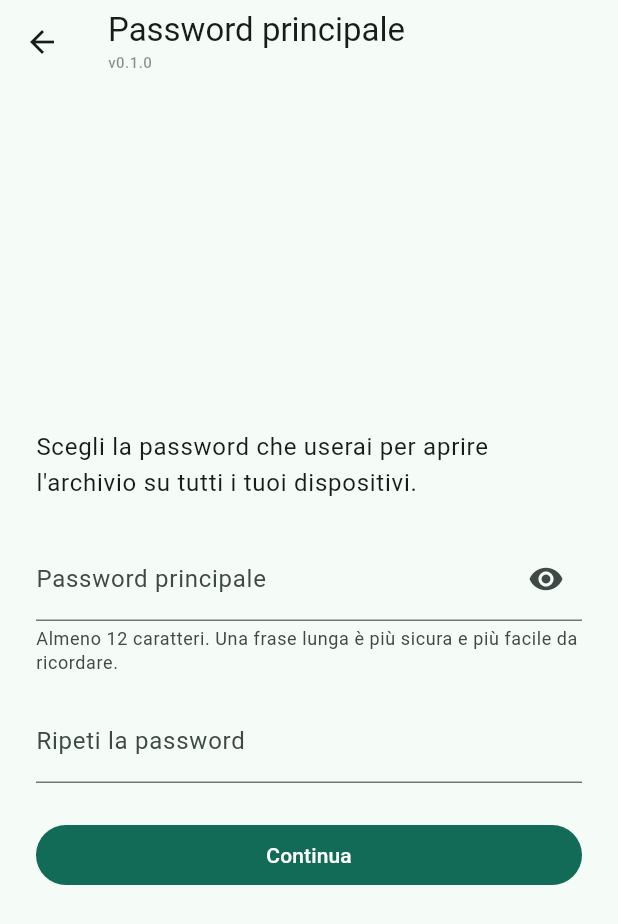
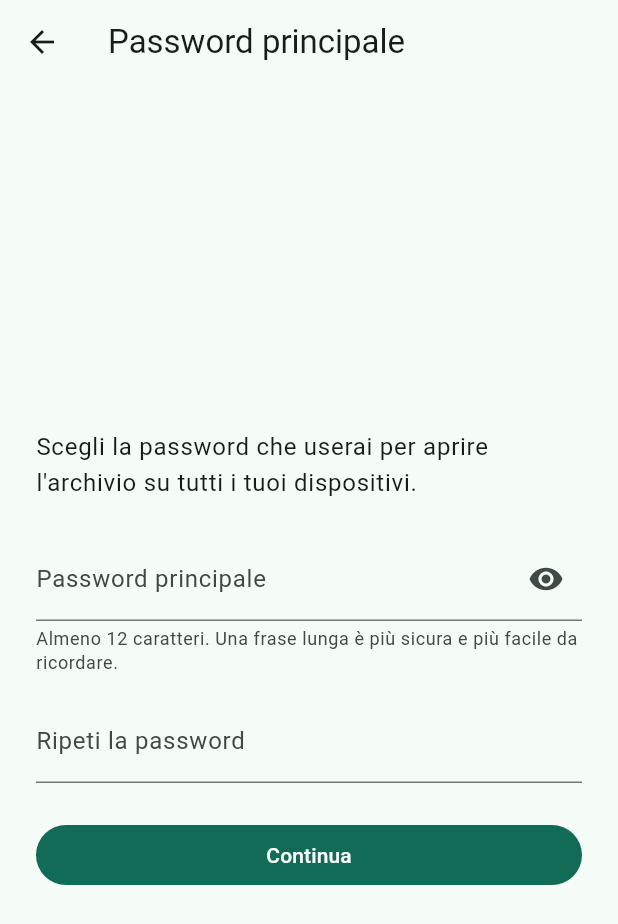
Before and after one commit to akito996/GestionaleFinanziaria, a Flutter app: the screen it shows after launch, after a tap on "Inizia", on a phone screen of 412 x 824 dp. Shown: the top 924 px of the screen. Run offline on Flutter 3.47's test engine with Material 3 defaults, Android fonts, the phone set to English and light mode, and no system bars; our stand-ins replace drift, file_picker, fl_chart, google_sign_in, googleapis_auth, image_picker and 1 more; missing offline and left inert: file_selector, pdfrx_engine, sodium, sqlite3; accounts and stored records are empty; generated files the repository leaves out were written again.

Commit message:
fix: versione solo all'apertura (scelta 4) + Informazioni (scelta 5)
Correzione della scelta: via la versione sotto il titolo (soluzione 2).
- la versione compare in basso a sinistra per 3 secondi all'apertura
  dell'app e allo sblocco dell'archivio, poi sfuma; non intercetta tocchi
- resta la pagina "Informazioni" (versione, build, variante, licenza,
  codice sorgente, licenze delle librerie), con un tocco lungo sul
  lucchetto

Co-Authored-By: Claude Opus 5.5 <noreply@anthropic.com>

```diff
--- a/lib/app.dart
+++ b/lib/app.dart
@@ -5,6 +5,7 @@ import 'core/sessione.dart';
 import 'features/comuni/navigazione.dart';
 import 'features/primo_avvio/primo_avvio_pagina.dart';
 import 'features/sblocco/sblocco_pagina.dart';
+import 'features/comuni/firma_versione.dart';
 
 /// Radice dell'app: tema, lingua italiana e schermata in base allo stato della [sessione].
 class GestionaleApp extends StatefulWidget {
@@ -65,6 +66,13 @@ class _GestionaleAppState extends State<GestionaleApp> {
         useMaterial3: true,
         snackBarTheme: _avvisi,
       ),
+      // La versione, come una firma, solo all'apertura (poi sfuma).
+      builder: (context, child) => Stack(
+        children: [
+          ?child,
+          Positioned.fill(child: FirmaIniziale(sessione: sessione)),
+        ],
+      ),
       home: ListenableBuilder(
         listenable: sessione,
         builder: (context, _) => switch (sessione.fase) {
--- a/lib/features/carte/carte_pagina.dart
+++ b/lib/features/carte/carte_pagina.dart
@@ -12,7 +12,6 @@ import '../movimenti/movimento_modulo.dart';
 import '../movimenti/riga_movimento.dart';
 import '../portafogli/portafoglio_pagina.dart';
 import '../comuni/avvisi.dart';
-import '../comuni/firma_versione.dart';
 
 /// Carte di credito: spese della carta, prossimo addebito sul conto, plafond.
 class CartePagina extends StatefulWidget {
@@ -32,7 +31,7 @@ class _CartePaginaState extends State<CartePagina> {
   Widget build(BuildContext context) {
     return Scaffold(
       appBar: AppBar(
-        title: const TitoloConFirma('Carte di credito'),
+        title: const Text('Carte di credito'),
         actions: [PulsanteBlocca(sessione: widget.sessione)],
       ),
       floatingActionButton: FloatingActionButton.extended(
--- a/lib/features/categorie/categorie_pagina.dart
+++ b/lib/features/categorie/categorie_pagina.dart
@@ -7,7 +7,6 @@ import '../comuni/layout.dart';
 import '../comuni/navigazione.dart';
 import 'albero_vista.dart';
 import '../comuni/avvisi.dart';
-import '../comuni/firma_versione.dart';
 
 /// Gestione delle categorie: albero senza limiti, aggiungi sottocategoria,
 /// rinomina, archivia (con Annulla).
@@ -74,7 +73,7 @@ class CategoriePagina extends StatelessWidget {
   Widget build(BuildContext context) {
     return Scaffold(
       appBar: AppBar(
-        title: const TitoloConFirma('Categorie'),
+        title: const Text('Categorie'),
         actions: [PulsanteBlocca(sessione: sessione)],
       ),
       floatingActionButton: FloatingActionButton.extended(
--- a/lib/features/comuni/firma_versione.dart
+++ b/lib/features/comuni/firma_versione.dart
@@ -1,73 +1,109 @@
+import 'dart:async';
+
 import 'package:flutter/material.dart';
 import 'package:flutter/services.dart';
 import 'package:url_launcher/url_launcher.dart';
 
+import '../../core/sessione.dart';
 import '../../core/versione.dart';
 import 'avvisi.dart';
+import 'layout.dart';
 
 /// Indirizzo del codice sorgente (licenza AGPL-3.0: chi usa l'app può averlo).
 const indirizzoCodice = 'https://github.com/akito996/GestionaleFinanziaria';
 
-/// Titolo della barra in alto con la versione, piccola, sotto: la firma
-/// dell'app su ogni schermata, senza coprire nulla. Un tocco sulla versione
-/// apre "Informazioni".
-class TitoloConFirma extends StatelessWidget {
-  const TitoloConFirma(this.titolo, {super.key});
+/// La versione come una firma, solo all'apertura: compare per 3 secondi in
+/// basso a sinistra quando si apre l'app e quando si sblocca l'archivio, poi
+/// sfuma. Non intercetta tocchi e clic. Per rivederla: "Informazioni" (tocco
+/// lungo sul lucchetto).
+class FirmaIniziale extends StatefulWidget {
+  const FirmaIniziale({super.key, required this.sessione});
 
-  final String titolo;
+  final Sessione sessione;
+
+  /// Quanto resta visibile prima di sfumare.
+  static const durata = Duration(seconds: 3);
+
+  @override
+  State<FirmaIniziale> createState() => _FirmaInizialeState();
+}
+
+class _FirmaInizialeState extends State<FirmaIniziale> {
+  bool _visibile = true;
+  Timer? _timer;
+  FaseSessione? _fase;
+
+  @override
+  void initState() {
+    super.initState();
+    _fase = widget.sessione.fase;
+    widget.sessione.addListener(_alCambio);
+    _mostra();
+  }
+
+  @override
+  void dispose() {
+    widget.sessione.removeListener(_alCambio);
+    _timer?.cancel();
+    super.dispose();
+  }
+
+  /// Di nuovo per 3 secondi quando l'archivio si apre.
+  void _alCambio() {
+    final fase = widget.sessione.fase;
+    if (fase != _fase && fase == FaseSessione.sbloccata) {
+      _mostra();
+    }
+    _fase = fase;
+  }
+
+  void _mostra() {
+    _timer?.cancel();
+    if (mounted) {
+      setState(() => _visibile = true);
+    }
+    _timer = Timer(FirmaIniziale.durata, () {
+      if (mounted) {
+        setState(() => _visibile = false);
+      }
+    });
+  }
 
   @override
   Widget build(BuildContext context) {
     final tema = Theme.of(context);
-    return Column(
-      mainAxisSize: MainAxisSize.min,
-      crossAxisAlignment: CrossAxisAlignment.start,
-      children: [
-        Text(titolo, maxLines: 1, overflow: TextOverflow.ellipsis),
-        Tooltip(
-          message: 'Informazioni sull\'app',
-          child: InkWell(
-            borderRadius: BorderRadius.circular(4),
-            onTap: () => apriInformazioni(context),
-            child: Text(
-              Versione.firma,
-              maxLines: 1,
-              overflow: TextOverflow.ellipsis,
-              semanticsLabel: 'Versione ${Versione.numero}',
-              style: tema.textTheme.labelSmall?.copyWith(
+    return IgnorePointer(
+      child: AnimatedOpacity(
+        opacity: _visibile ? 1 : 0,
+        duration: const Duration(milliseconds: 600),
+        child: LayoutBuilder(
+          builder: (context, vincoli) => Align(
+            alignment: Alignment.bottomLeft,
+            child: SafeArea(
+              top: false,
+              right: false,
+              child: Padding(
+                // Sul telefono sta appena sopra la barra di navigazione.
+                padding: EdgeInsets.fromLTRB(
+                  8,
+                  0,
+                  8,
+                  vincoli.maxWidth < Larghezze.media
+                      ? (NavigationBarTheme.of(context).height ?? 80) + 2
+                      : 3,
+                ),
+                child: DefaultTextStyle(
+                  style: tema.textTheme.labelSmall!.copyWith(
                     fontSize: 10,
                     letterSpacing: 0.3,
-                color: tema.colorScheme.onSurface.withValues(alpha: 0.5),
+                    color: tema.colorScheme.onSurface.withValues(alpha: 0.45),
+                    decoration: TextDecoration.none,
                   ),
-            ),
-          ),
-        ),
-      ],
-    );
-  }
-}
-
-/// La versione in fondo alle pagine senza barra in alto (es. primo avvio).
-class FirmaInFondo extends StatelessWidget {
-  const FirmaInFondo({super.key});
-
-  @override
-  Widget build(BuildContext context) {
-    final tema = Theme.of(context);
-    return Padding(
-      padding: const EdgeInsets.only(top: 24),
-      child: Center(
-        child: InkWell(
-          borderRadius: BorderRadius.circular(4),
-          onTap: () => apriInformazioni(context),
-          child: Padding(
-            padding: const EdgeInsets.all(4),
                   child: Text(
                     Versione.firma,
                     semanticsLabel: 'Versione ${Versione.numero}',
-              style: tema.textTheme.labelSmall?.copyWith(
-                fontSize: 10,
-                color: tema.colorScheme.onSurface.withValues(alpha: 0.45),
+                  ),
+                ),
               ),
             ),
           ),
--- a/lib/features/comuni/nuova_password.dart
+++ b/lib/features/comuni/nuova_password.dart
@@ -1,6 +1,4 @@
 import 'package:flutter/material.dart';
-
-import 'firma_versione.dart';
 
 /// Lunghezza minima della password principale.
 const int lunghezzaMinimaPassword = 12;
@@ -96,11 +94,7 @@ class PaginaCentrata extends StatelessWidget {
               constraints: const BoxConstraints(maxWidth: 560),
               child: Column(
                 crossAxisAlignment: CrossAxisAlignment.stretch,
-                children: [
-                  ...children,
-                  // Senza barra in alto la versione sta in fondo alla pagina.
-                  if (appBar == null) const FirmaInFondo(),
-                ],
+                children: children,
               ),
             ),
           ),
--- a/lib/features/costo_vita/costo_vita_pagina.dart
+++ b/lib/features/costo_vita/costo_vita_pagina.dart
@@ -16,7 +16,6 @@ import '../prestiti/prestiti_pagina.dart';
 import 'grafico_costo_vita.dart';
 import 'testi_voci.dart';
 import 'voce_modulo.dart';
-import '../comuni/firma_versione.dart';
 
 /// Abbreviazione del mese per l'asse del grafico ("ott").
 String meseBreve(BuildContext context, DateTime mese) {
@@ -94,7 +93,7 @@ class _CostoVitaPaginaState extends State<CostoVitaPagina> {
     final cv = widget.sessione.costoVita;
     return Scaffold(
       appBar: AppBar(
-        title: TitoloConFirma(_t.sezione),
+        title: Text(_t.sezione),
         actions: [PulsanteBlocca(sessione: widget.sessione)],
       ),
       body: StreamBuilder<List<RiepilogoMese>>(
--- a/lib/features/home/home_pagina.dart
+++ b/lib/features/home/home_pagina.dart
@@ -22,7 +22,6 @@ import 'entrate_previste.dart';
 import 'entrate_uscite.dart';
 import 'schede_panoramica.dart';
 import '../comuni/avvisi.dart';
-import '../comuni/firma_versione.dart';
 
 /// Panoramica: totale e portafogli (sempre), poi le schede scelte dall'utente
 /// nell'ordine che preferisce, e "+ Movimento". Su Windows: Ctrl+N = nuovo
@@ -146,7 +145,7 @@ class _HomePaginaState extends State<HomePagina> {
             autofocus: true,
             child: Scaffold(
               appBar: AppBar(
-                title: const TitoloConFirma('GestionaleFinanziaria'),
+                title: const Text('GestionaleFinanziaria'),
                 actions: [
                   if (portafogli != null && !vuoto)
                     IconButton(
--- a/lib/features/movimenti/movimenti_pagina.dart
+++ b/lib/features/movimenti/movimenti_pagina.dart
@@ -14,7 +14,6 @@ import '../comuni/layout.dart';
 import '../comuni/navigazione.dart';
 import 'movimento_modulo.dart';
 import 'riga_movimento.dart';
-import '../comuni/firma_versione.dart';
 
 /// Periodi già pronti (o date a scelta).
 enum _Periodo {
@@ -216,7 +215,7 @@ class _MovimentiPaginaState extends State<MovimentiPagina> {
       },
       child: Scaffold(
         appBar: AppBar(
-          title: const TitoloConFirma('Movimenti'),
+          title: const Text('Movimenti'),
           actions: [PulsanteBlocca(sessione: _sessione)],
         ),
         floatingActionButton: FloatingActionButton.extended(
--- a/lib/features/notifiche/notifiche_pagina.dart
+++ b/lib/features/notifiche/notifiche_pagina.dart
@@ -5,7 +5,6 @@ import '../../core/sessione.dart';
 import '../comuni/layout.dart';
 import '../comuni/navigazione.dart';
 import 'riga_notifica.dart';
-import '../comuni/firma_versione.dart';
 
 /// Scorciatoie dei filtri.
 enum _Vista { tutte, daLeggere, daConfermare }
@@ -59,7 +58,7 @@ class _NotifichePaginaState extends State<NotifichePagina> {
   Widget build(BuildContext context) {
     return Scaffold(
       appBar: AppBar(
-        title: const TitoloConFirma('Notifiche'),
+        title: const Text('Notifiche'),
         actions: [PulsanteBlocca(sessione: widget.sessione, campanella: false)],
       ),
       body: StreamBuilder<List<Notifica>>(
--- a/lib/features/obiettivi/obiettivi_pagina.dart
+++ b/lib/features/obiettivi/obiettivi_pagina.dart
@@ -14,7 +14,6 @@ import '../comuni/layout.dart';
 import '../comuni/navigazione.dart';
 import '../movimenti/riga_movimento.dart';
 import '../comuni/avvisi.dart';
-import '../comuni/firma_versione.dart';
 
 /// Obiettivi di risparmio personali e collette con altre persone.
 class ObiettiviPagina extends StatefulWidget {
@@ -36,7 +35,7 @@ class _ObiettiviPaginaState extends State<ObiettiviPagina> {
   Widget build(BuildContext context) {
     return Scaffold(
       appBar: AppBar(
-        title: const TitoloConFirma('Obiettivi e collette'),
+        title: const Text('Obiettivi e collette'),
         actions: [PulsanteBlocca(sessione: widget.sessione)],
       ),
       floatingActionButton: FloatingActionButton.extended(
@@ -227,7 +226,7 @@ class ObiettivoPagina extends StatelessWidget {
         };
         return Scaffold(
           appBar: AppBar(
-            title: TitoloConFirma(o.nome),
+            title: Text(o.nome),
             actions: [
               IconButton(
                 tooltip: 'Copia riepilogo',
--- a/lib/features/portafogli/portafoglio_pagina.dart
+++ b/lib/features/portafogli/portafoglio_pagina.dart
@@ -16,7 +16,6 @@ import '../movimenti/riga_movimento.dart';
 import 'avviso_obiettivi.dart';
 import 'portafoglio_modulo.dart';
 import '../comuni/avvisi.dart';
-import '../comuni/firma_versione.dart';
 
 /// Dettaglio di un portafoglio: saldo e movimenti, con modifica e archiviazione.
 class PortafoglioPagina extends StatelessWidget {
@@ -92,7 +91,7 @@ class PortafoglioPagina extends StatelessWidget {
         }
         return Scaffold(
           appBar: AppBar(
-            title: TitoloConFirma(p.portafoglio.nome),
+            title: Text(p.portafoglio.nome),
             actions: [
               IconButton(
                 tooltip: 'Modifica portafoglio',
--- a/lib/features/prestiti/prestiti_pagina.dart
+++ b/lib/features/prestiti/prestiti_pagina.dart
@@ -11,7 +11,6 @@ import '../movimenti/riga_movimento.dart';
 import 'avviso_maxi.dart';
 import 'prestito_modulo.dart';
 import '../comuni/avvisi.dart';
-import '../comuni/firma_versione.dart';
 
 String etichettaTipoPrestito(String tipo) => switch (tipo) {
   TipoPrestito.mutuo => 'Mutuo',
@@ -38,7 +37,7 @@ class _PrestitiPaginaState extends State<PrestitiPagina> {
   Widget build(BuildContext context) {
     return Scaffold(
       appBar: AppBar(
-        title: const TitoloConFirma('Prestiti e rate'),
+        title: const Text('Prestiti e rate'),
         actions: [PulsanteBlocca(sessione: widget.sessione)],
       ),
       floatingActionButton: FloatingActionButton.extended(
@@ -281,7 +280,7 @@ class PrestitoPagina extends StatelessWidget {
         String euro(int v) => Importo.formatta(v, p.valuta);
         return Scaffold(
           appBar: AppBar(
-            title: TitoloConFirma(p.nome),
+            title: Text(p.nome),
             actions: [
               IconButton(
                 tooltip: 'Modifica',
--- a/lib/features/primo_avvio/primo_avvio_pagina.dart
+++ b/lib/features/primo_avvio/primo_avvio_pagina.dart
@@ -11,7 +11,6 @@ import '../comuni/errori.dart';
 import '../comuni/nuova_password.dart';
 import '../comuni/salva_file.dart';
 import '../sync/archivio_remoto.dart';
-import '../comuni/firma_versione.dart';
 
 /// Primo avvio: spiegazione → password → Secret Key (salva file o copia) → verifica.
 /// L'archivio viene creato solo alla fine, dopo la verifica.
@@ -234,7 +233,7 @@ class _PrimoAvvioPaginaState extends State<PrimoAvvioPagina> {
   Widget _sceltaPassword(BuildContext context) {
     return PaginaCentrata(
       appBar: AppBar(
-        title: const TitoloConFirma('Password principale'),
+        title: const Text('Password principale'),
         leading: BackButton(onPressed: _occupato ? null : _ricomincia),
       ),
       children: [
@@ -267,7 +266,7 @@ class _PrimoAvvioPaginaState extends State<PrimoAvvioPagina> {
     final creata = _creata!;
     return PaginaCentrata(
       appBar: AppBar(
-        title: const TitoloConFirma('La tua Secret Key'),
+        title: const Text('La tua Secret Key'),
         leading: BackButton(onPressed: _ricomincia),
       ),
       children: [
@@ -359,7 +358,7 @@ class _PrimoAvvioPaginaState extends State<PrimoAvvioPagina> {
   Widget _verificaSecretKey(BuildContext context) {
     return PaginaCentrata(
       appBar: AppBar(
-        title: const TitoloConFirma('Verifica'),
+        title: const Text('Verifica'),
         leading: BackButton(
           onPressed: _occupato
               ? null
--- a/lib/features/report/report_pagina.dart
+++ b/lib/features/report/report_pagina.dart
@@ -13,7 +13,6 @@ import '../comuni/layout.dart';
 import '../comuni/navigazione.dart';
 import 'report_vista.dart';
 import '../comuni/avvisi.dart';
-import '../comuni/firma_versione.dart';
 
 enum _Periodo {
   meseCorrente('Mese in corso'),
@@ -197,7 +196,7 @@ class _ReportPaginaState extends State<ReportPagina> {
     final testo = Theme.of(context).textTheme;
     return Scaffold(
       appBar: AppBar(
-        title: const TitoloConFirma('Report'),
+        title: const Text('Report'),
         actions: [PulsanteBlocca(sessione: widget.sessione)],
       ),
       body: LayoutBuilder(
--- a/lib/features/report/report_vista.dart
+++ b/lib/features/report/report_vista.dart
@@ -12,7 +12,6 @@ import '../comuni/salva_file.dart';
 import '../grafici/grafici.dart';
 import '../grafici/grafici_avanzati.dart';
 import '../comuni/avvisi.dart';
-import '../comuni/firma_versione.dart';
 
 /// Un report a schermo, con i pulsanti per scaricarlo in PDF ed Excel.
 class ReportVista extends StatefulWidget {
@@ -86,7 +85,7 @@ class _ReportVistaState extends State<ReportVista> {
     final testo = Theme.of(context).textTheme;
     return Scaffold(
       appBar: AppBar(
-        title: TitoloConFirma(d.titolo),
+        title: Text(d.titolo),
         actions: [
           IconButton(
             tooltip: 'Scarica in PDF',
--- a/lib/features/sblocco/sblocco_pagina.dart
+++ b/lib/features/sblocco/sblocco_pagina.dart
@@ -5,7 +5,6 @@ import '../../core/sessione.dart';
 import '../comuni/campo_secret_key.dart';
 import '../comuni/errori.dart';
 import '../comuni/nuova_password.dart';
-import '../comuni/firma_versione.dart';
 
 /// Archivio bloccato: si apre con la password principale.
 class SbloccoPagina extends StatefulWidget {
@@ -169,7 +168,7 @@ class _RecuperoPaginaState extends State<RecuperoPagina> {
     final testo = Theme.of(context).textTheme.bodyLarge;
     return PaginaCentrata(
       appBar: AppBar(
-        title: TitoloConFirma(
+        title: Text(
           _passoPassword ? 'Nuova password (2 di 2)' : 'Secret Key (1 di 2)',
         ),
         leading: BackButton(
--- a/lib/features/sync/archivio_remoto.dart
+++ b/lib/features/sync/archivio_remoto.dart
@@ -2,7 +2,6 @@ import 'dart:io';
 
 import 'package:flutter/material.dart';
 
-import '../comuni/firma_versione.dart';
 import '../../core/crypto/eccezioni.dart';
 import '../../core/sessione.dart';
 import '../../core/sync/sincronizzatore.dart';
@@ -265,7 +264,7 @@ class _CollegaDispositivoState extends State<CollegaDispositivo> {
     return PaginaCentrata(
       appBar: AppBar(
         leading: BackButton(onPressed: widget.onIndietro),
-        title: const TitoloConFirma('Ho già un archivio'),
+        title: const Text('Ho già un archivio'),
       ),
       children: [
         const Icon(Icons.devices_outlined, size: 56),
```
Also changed, not shown: lib/features/sync/sync_pagina.dart (+2 -5 lines), 2 other files. Lines whose indentation alone changed are shown as unchanged.
